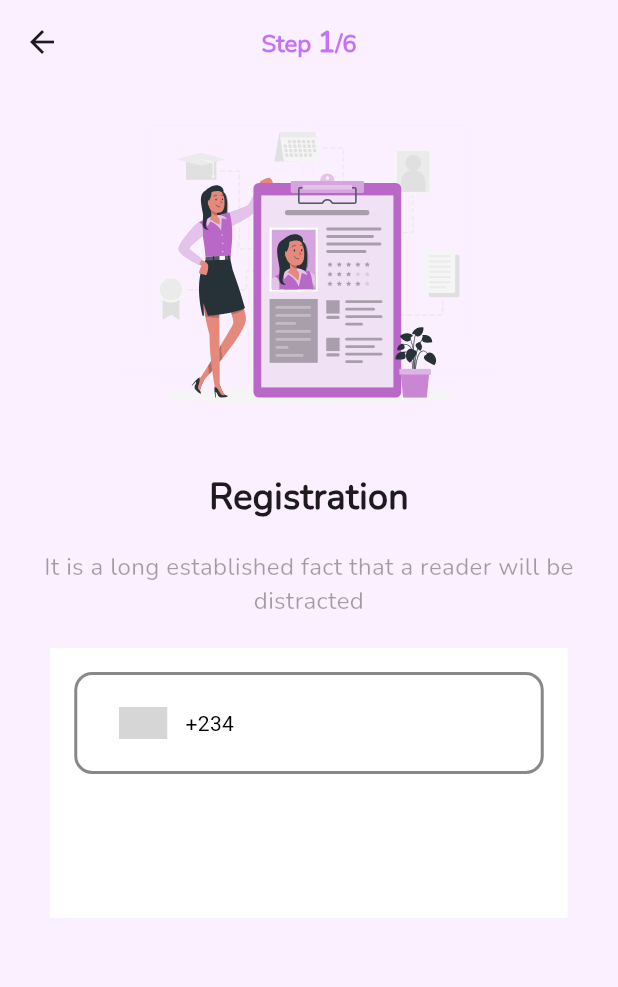
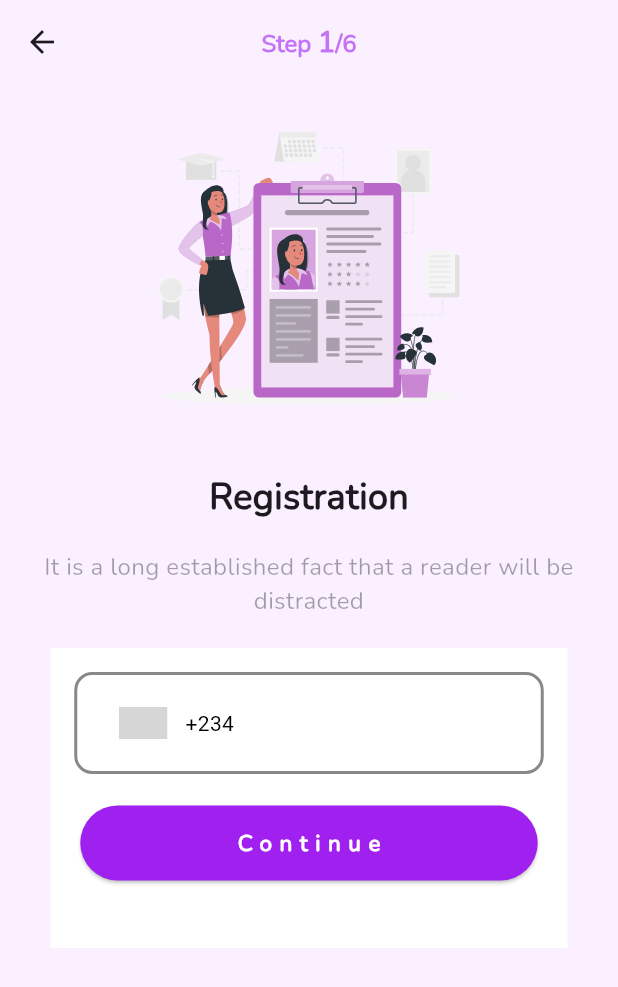
Before and after one commit to surajnaveen/Flutter-UI, a Flutter app: the SecondPage screen opened directly, on a phone screen of 412 x 824 dp. Shown: the top 987 px of the screen. Run offline on Flutter 3.47's test engine with Material 3 defaults, Android fonts, the phone set to English and light mode, and no system bars; drawn by our look-alikes of intl_phone_number_input; our stand-ins replace device_preview, flutter_svg; grey boxes are pictures that could not be loaded.

Commit message:
Completed second page

```diff
--- a/lib/second.dart
+++ b/lib/second.dart
@@ -1,3 +1,4 @@
+import 'package:app_ui/third.dart';
 import 'package:flutter/material.dart';
 import 'package:flutter_svg/flutter_svg.dart';
 import 'package:intl_phone_number_input/intl_phone_number_input.dart';
@@ -85,7 +86,7 @@ class _SecondPageState extends State<SecondPage> {
               ),
             ),
             Container(
-              height: 180,
+              height: 200,
               width: 345,
               color: const Color.fromARGB(255, 255, 255, 255),
               child: Column(
@@ -97,7 +98,8 @@ class _SecondPageState extends State<SecondPage> {
                         padding: EdgeInsets.all(8.0),
                         decoration: BoxDecoration(
                           border: Border.all(
-                            color: const Color.fromARGB(119, 0, 0, 0), // Border color
+                            color: const Color.fromARGB(
+                                119, 0, 0, 0), // Border color
                             width: 2.0, // Border width
                           ),
                           borderRadius: BorderRadius.circular(12.0),
@@ -112,12 +114,14 @@ class _SecondPageState extends State<SecondPage> {
                           selectorConfig: const SelectorConfig(
                             selectorType: PhoneInputSelectorType.BOTTOM_SHEET,
                           ),
-                          inputDecoration: InputDecoration(border: InputBorder.none,),
+                          inputDecoration: const InputDecoration(
+                            border: InputBorder.none,
+                          ),
                           // inputBorder: const OutlineInputBorder(
                           //     borderSide: BorderSide(
                           //         color: Color.fromRGBO(255, 255, 255, 0.3))),
                           ignoreBlank: false,
-                          autoValidateMode: AutovalidateMode.onUserInteraction,
+                          autoValidateMode: AutovalidateMode.disabled,
                           selectorTextStyle:
                               const TextStyle(color: Colors.black),
                           initialValue: PhoneNumber(isoCode: 'NG'),
@@ -127,7 +131,33 @@ class _SecondPageState extends State<SecondPage> {
                       ),
                     ),
                   ),
-                  // const ContinueButton()
+                  SizedBox(
+                    height: 60,
+                    width: 370,
+                    child: Padding(
+                      padding: const EdgeInsets.fromLTRB(20, 5, 20, 5),
+                      child: ElevatedButton(
+                        onPressed: () {
+                          Navigator.push(
+                                context,
+                                MaterialPageRoute(builder: (context) =>  const ThirdPage()));
+                        },
+                        style: ElevatedButton.styleFrom(
+                          backgroundColor:
+                              const Color.fromRGBO(160, 32, 240, 1),
+                        ),
+                        child: const Text(
+                          "Continue",
+                          style: TextStyle(
+                              fontSize: 15,
+                              fontWeight: FontWeight.bold,
+                              fontFamily: 'Nunito',
+                              letterSpacing: 5,
+                              color: Color.fromARGB(255, 255, 255, 255)),
+                        ),
+                      ),
+                    ),
+                  ),
                 ],
               ),
             )
```
Also changed, not shown: lib/appbar.dart (added, +43 -0 lines), lib/button.dart (deleted, +0 -33 lines), lib/third.dart (added, +15 -0 lines).
